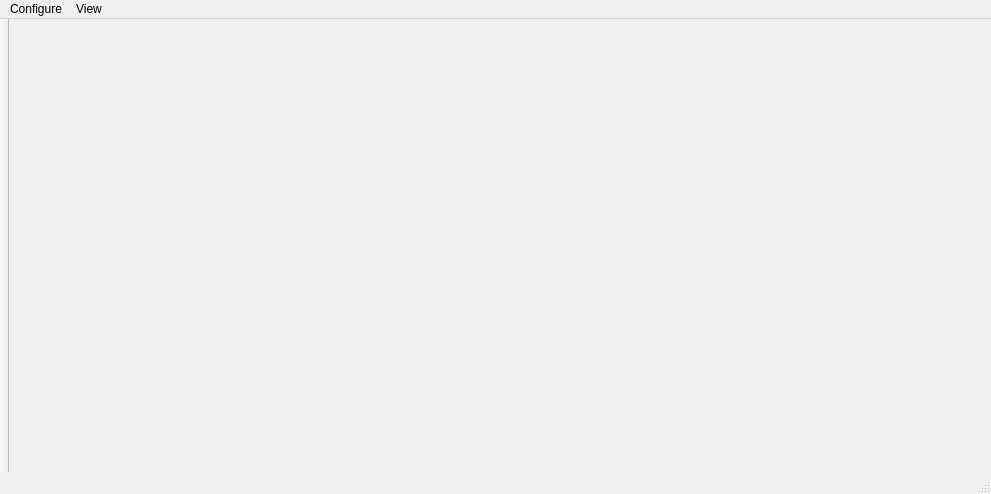
Before: the Qt Designer form WDguiBoat/WDguiBoat/mainwindow.ui in geirwanvik/WDrov, drawn with Qt 5.
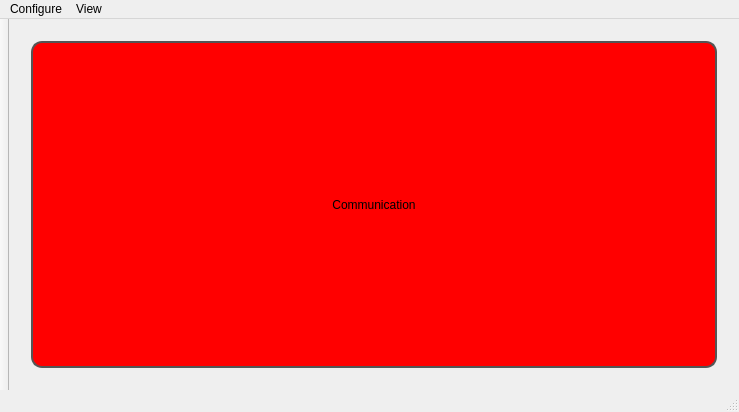
After: the same form once the commit is applied. Icons and pictures are not drawn.

```diff
--- a/WDguiBoat/WDguiBoat/mainwindow.ui
+++ b/WDguiBoat/WDguiBoat/mainwindow.ui
@@ -6,8 +6,8 @@
    <rect>
     <x>0</x>
     <y>0</y>
-    <width>991</width>
-    <height>494</height>
+    <width>739</width>
+    <height>412</height>
    </rect>
   </property>
   <property name="windowTitle">
@@ -173,7 +173,39 @@
         </item>
        </layout>
       </widget>
-      <widget class="QWidget" name="pageNotConnected"/>
+      <widget class="QWidget" name="pageNotConnected">
+       <layout class="QGridLayout" name="gridLayout_7">
+        <item row="0" column="0">
+         <widget class="QPushButton" name="pushButtonCommunication">
+          <property name="sizePolicy">
+           <sizepolicy hsizetype="Preferred" vsizetype="Preferred">
+            <horstretch>0</horstretch>
+            <verstretch>0</verstretch>
+           </sizepolicy>
+          </property>
+          <property name="focusPolicy">
+           <enum>Qt::NoFocus</enum>
+          </property>
+          <property name="styleSheet">
+           <string notr="true">QPushButton { background-color: rgb(255, 0, 0);border-radius: 11px; border: 2px solid #555;}</string>
+          </property>
+          <property name="text">
+           <string>Communication</string>
+          </property>
+          <property name="icon">
+           <iconset resource="pictureresources.qrc">
+            <normaloff>:/icon/pictures/Icons/BluetoothNotConnected.png</normaloff>:/icon/pictures/Icons/BluetoothNotConnected.png</iconset>
+          </property>
+          <property name="iconSize">
+           <size>
+            <width>200</width>
+            <height>200</height>
+           </size>
+          </property>
+         </widget>
+        </item>
+       </layout>
+      </widget>
      </widget>
     </item>
    </layout>
@@ -232,8 +264,8 @@
     <rect>
      <x>0</x>
      <y>0</y>
-     <width>991</width>
-     <height>21</height>
+     <width>739</width>
+     <height>22</height>
     </rect>
    </property>
    <widget class="QMenu" name="menuConfigure">
```
Left out of the diff: 12 changed lines with no effect on the pictures.
